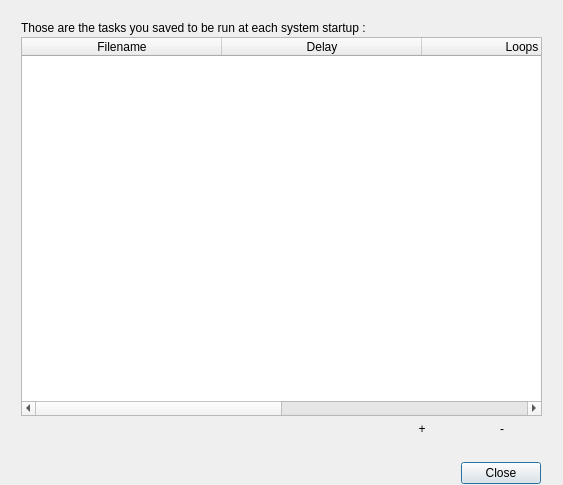
First picture: the form in ui/various_dialogs/StartupTasksDialog.ui, repository AmirHammouteneEI/ScheduledPasteAndKeys, before the edit.
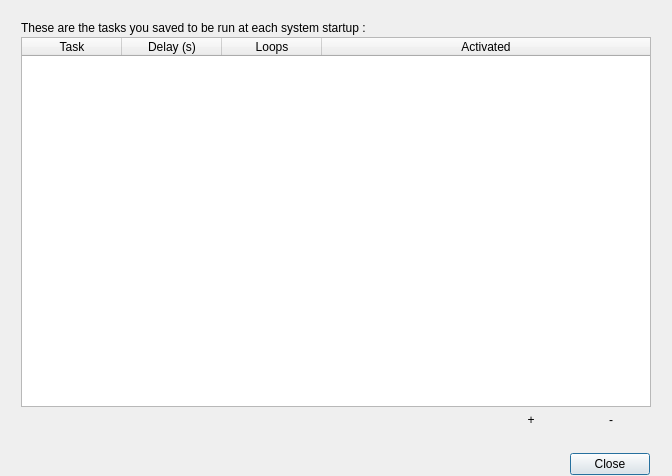
Second picture: the form after the edit. Custom widgets are drawn as their Qt base class.

Commit message: Ready for major version 3.0 ; new feature : global hotkeys to schedule and stop tasks ; made all dialogs modal ; changed MainWindow instance, not shared_ptr anymore ; some ui arrangements

```diff
--- a/ui/various_dialogs/StartupTasksDialog.ui
+++ b/ui/various_dialogs/StartupTasksDialog.ui
@@ -6,8 +6,8 @@
    <rect>
     <x>0</x>
     <y>0</y>
-    <width>563</width>
-    <height>485</height>
+    <width>672</width>
+    <height>476</height>
    </rect>
   </property>
   <property name="windowTitle">
@@ -51,7 +51,10 @@
    <item row="1" column="1" colspan="2">
     <widget class="QLabel" name="label">
      <property name="text">
-      <string>Those are the tasks you saved to be run at each system startup :</string>
+      <string>These are the tasks you saved to be run at each system startup :</string>
+     </property>
+     <property name="wordWrap">
+      <bool>true</bool>
      </property>
     </widget>
    </item>
@@ -100,9 +103,6 @@
      <property name="columnCount">
       <number>4</number>
      </property>
-     <attribute name="horizontalHeaderDefaultSectionSize">
-      <number>200</number>
-     </attribute>
      <attribute name="horizontalHeaderStretchLastSection">
       <bool>true</bool>
      </attribute>
@@ -111,12 +111,12 @@
      </attribute>
      <column>
       <property name="text">
-       <string>Filename</string>
+       <string>Task</string>
       </property>
      </column>
      <column>
       <property name="text">
-       <string>Delay</string>
+       <string>Delay (s)</string>
       </property>
      </column>
      <column>
```
Left out of the diff: 3 changed lines with no effect on the pictures. The commit also changes 74 other files.
